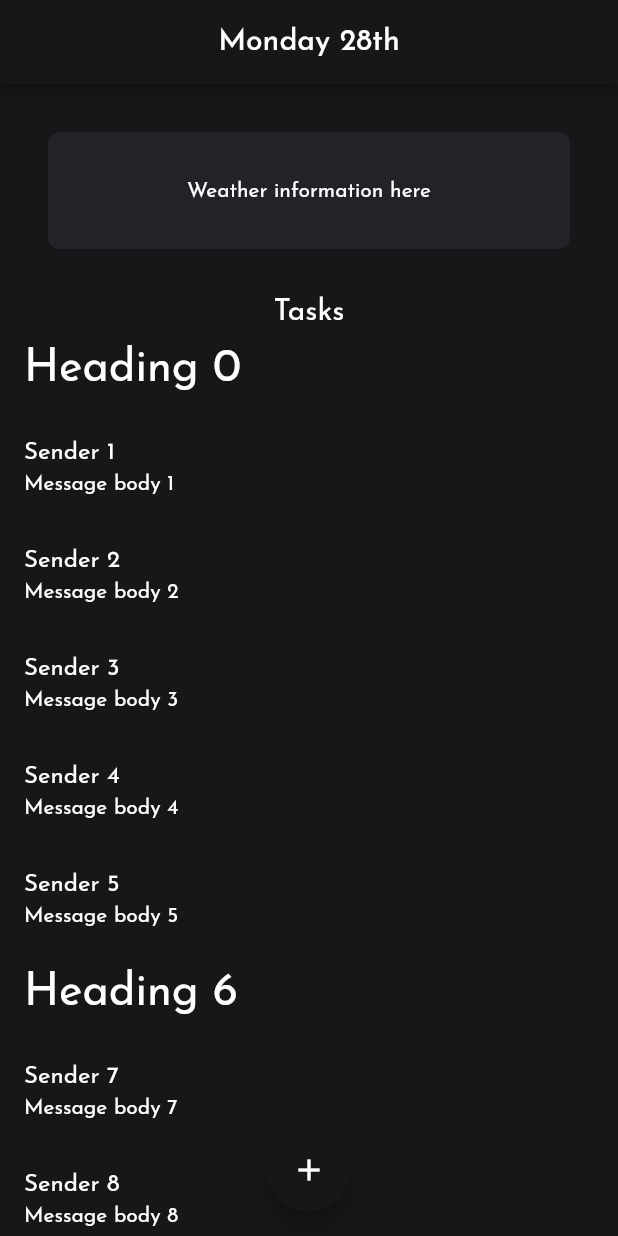
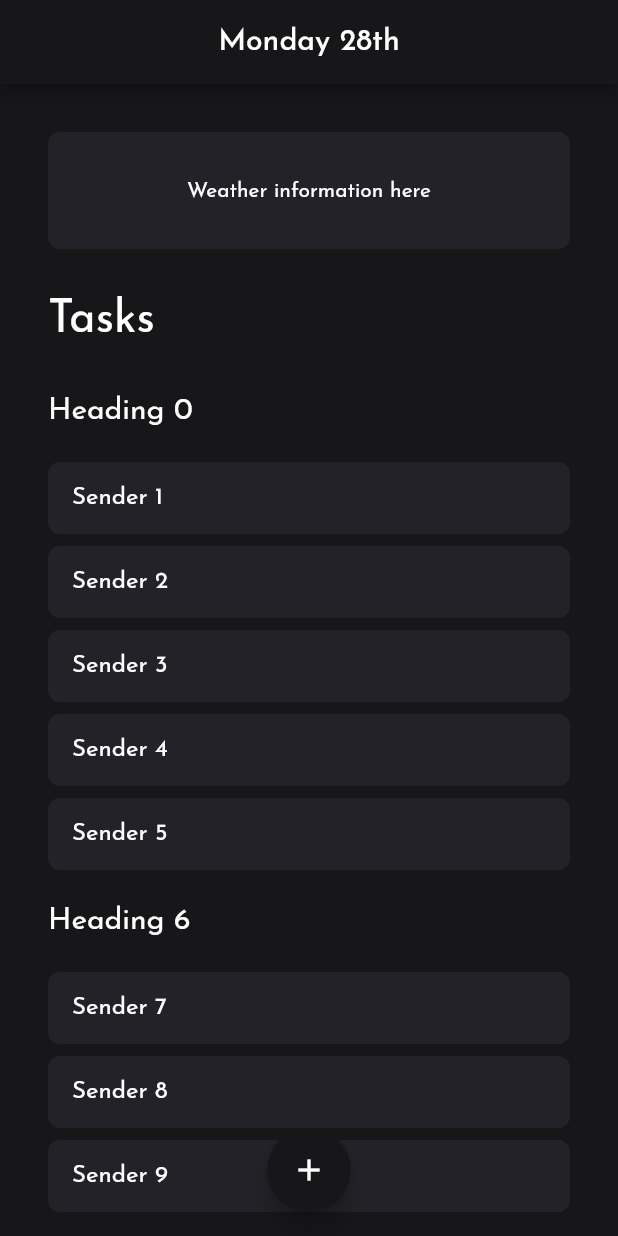
Before and after one commit to IanWambai/HydroIQToDo, a Flutter app: the screen it shows after launch, on a phone screen of 412 x 824 dp. Run offline on Flutter 3.47's test engine with Material 2 defaults, Android fonts, the phone set to English and light mode, and no system bars.

Commit message:
List UI
Update list UI to show lists with headers and format the interface.

Signed-off-by: Ian Wambai <ianwambai@gmail.com>

```diff
--- a/lib/main.dart
+++ b/lib/main.dart
@@ -48,9 +48,7 @@ class MyHomePage extends StatefulWidget {
 class _MyHomePageState extends State<MyHomePage> {
   final List<ListItem> items = List<ListItem>.generate(
     30,
-    (i) => i % 6 == 0
-        ? HeadingItem("Heading $i")
-        : MessageItem("Sender $i", "Message body $i"),
+    (i) => i % 6 == 0 ? HeadingItem("Heading $i") : MessageItem("Sender $i"),
   );
 
   int _counter = 0;
@@ -95,14 +93,22 @@ class _MyHomePageState extends State<MyHomePage> {
                   ),
                 ),
               ),
-              Text(
+              Padding(
+                padding: const EdgeInsets.only(left: 32.0),
+                child: Align(
+                  alignment: Alignment.centerLeft,
+                  child: Text(
                     'Tasks',
                     style: TextStyle(
                       color: Colors.white,
-                  fontSize: 20.0,
+                      fontSize: 30.0,
+                    ),
+                  ),
                 ),
               ),
               Expanded(
+                child: Padding(
+                  padding: const EdgeInsets.all(16.0),
                   child: ListView.builder(
                     // Let the ListView know how many items it needs to build.
                     itemCount: items.length,
@@ -112,10 +118,10 @@ class _MyHomePageState extends State<MyHomePage> {
                       final item = items[index];
 
                       return ListTile(
-                      title: item.buildTitle(context),
-                      subtitle: item.buildSubtitle(context),
+                        title: item.buildTask(context),
                       );
                     },
+                  ),
                 ),
               ),
             ],
@@ -135,10 +141,7 @@ class _MyHomePageState extends State<MyHomePage> {
 /// The base class for the different types of items the list can contain.
 abstract class ListItem {
   /// The title line to show in a list item.
-  Widget buildTitle(BuildContext context);
-
-  /// The subtitle line, if any, to show in a list item.
-  Widget buildSubtitle(BuildContext context);
+  Widget buildTask(BuildContext context);
 }
 
 /// A ListItem that contains data to display a heading.
@@ -147,12 +150,15 @@ class HeadingItem implements ListItem {
 
   HeadingItem(this.heading);
 
-  Widget buildTitle(BuildContext context) {
-    return Text(
+  Widget buildTask(BuildContext context) {
+    return Padding(
+      padding: const EdgeInsets.only(top: 16.0, bottom: 16.0),
+      child: Text(
         heading,
         style: TextStyle(
           color: Colors.white,
-        fontSize: 30.0,
+          fontSize: 20.0,
+        ),
       ),
     );
   }
@@ -162,18 +168,20 @@ class HeadingItem implements ListItem {
 
 /// A ListItem that contains data to display a message.
 class MessageItem implements ListItem {
-  final String sender;
-  final String body;
+  final String task;
 
-  MessageItem(this.sender, this.body);
+  MessageItem(this.task);
 
-  Widget buildTitle(BuildContext context) => Text(
-        sender,
+  Widget buildTask(BuildContext context) => Container(
+        decoration: BoxDecoration(
+            color: Color(0xff222228),
+            borderRadius: BorderRadius.all(Radius.circular(8))),
+        child: Padding(
+          padding: const EdgeInsets.all(16.0),
+          child: Text(
+            task,
             style: TextStyle(color: Colors.white),
-      );
-
-  Widget buildSubtitle(BuildContext context) => Text(
-        body,
-        style: TextStyle(color: Colors.white),
+          ),
+        ),
       );
 }
```
Lines whose indentation alone changed are shown as unchanged.
